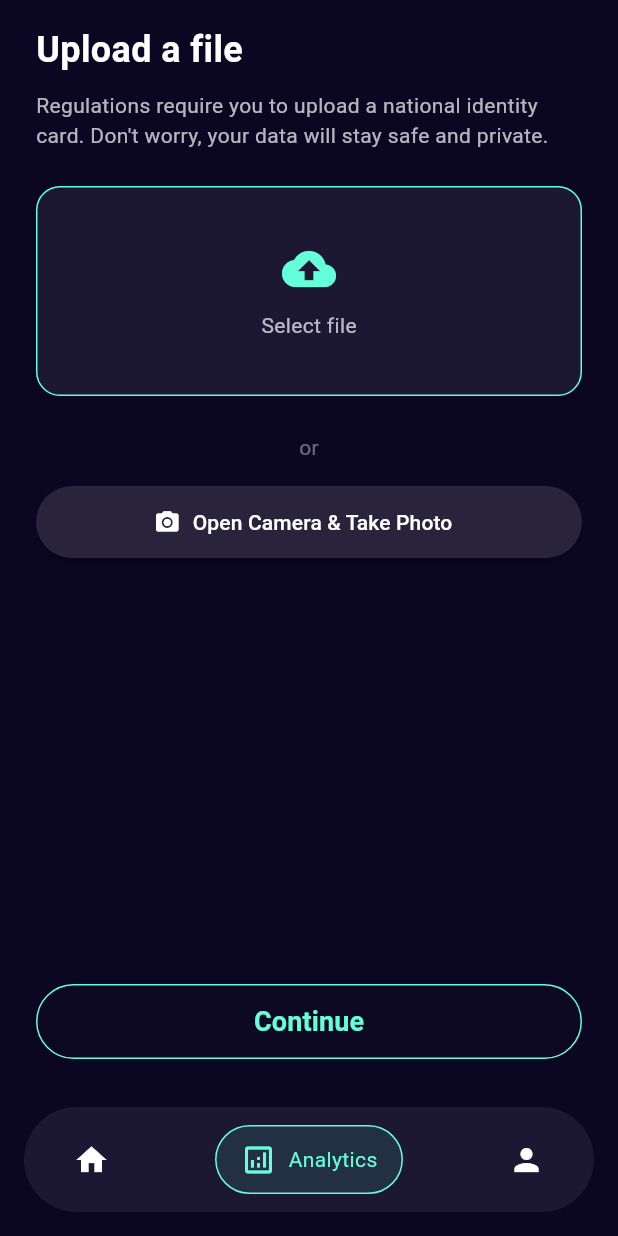
After one commit to JoseCarlos831/EasyTrainer, a Flutter app: the MainNavigation screen opened by its route, item 2 of the bottom bar chosen, after a tap on "Select file", on a phone screen of 412 x 824 dp. The commit adds this screen. Run offline on Flutter 3.47's test engine with Material 3 defaults, Android fonts, the phone set to English and light mode, and no system bars; our stand-ins replace google_fonts, image_picker; network calls fail.

Commit message:
Atualizaçoes 0.7

```diff
--- a/lib/main.dart
+++ b/lib/main.dart
@@ -1,6 +1,8 @@
 import 'package:flutter/material.dart';
 import 'package:personalapp/src/personaltariner_app.dart';
 
+
 void main() {
-  runApp(const PersonaltrainerApp());
+  runApp(const PersonaltrainerApp(
+  ));
 }
--- /dev/null
+++ b/lib/src/pages/analytics_page.dart
@@ -0,0 +1,144 @@
+import 'package:flutter/material.dart';
+import 'package:image_picker/image_picker.dart';
+import 'dart:io';
+
+class AnalyticsPage extends StatefulWidget {
+  const AnalyticsPage({super.key});
+
+  @override
+  State<AnalyticsPage> createState() => _AnalyticsPageState();
+}
+
+class _AnalyticsPageState extends State<AnalyticsPage> {
+  File? _selectedFile;
+
+  Future<void> _pickFile() async {
+    final result = await ImagePicker().pickImage(source: ImageSource.gallery);
+    if (result != null) {
+      setState(() {
+        _selectedFile = File(result.path);
+      });
+    }
+  }
+
+  Future<void> _openCamera() async {
+    final result = await ImagePicker().pickImage(source: ImageSource.camera);
+    if (result != null) {
+      setState(() {
+        _selectedFile = File(result.path);
+      });
+    }
+  }
+
+  void _continue() {
+    if (_selectedFile != null) {
+      ScaffoldMessenger.of(context).showSnackBar(
+        const SnackBar(content: Text("File uploaded successfully!")),
+      );
+    }
+  }
+
+  @override
+  Widget build(BuildContext context) {
+    return Scaffold(
+      backgroundColor: const Color(0xFF0B0622),
+      body: SafeArea(
+        child: Padding(
+          padding: const EdgeInsets.symmetric(horizontal: 24, vertical: 16),
+          child: Column(
+            crossAxisAlignment: CrossAxisAlignment.start,
+            children: [
+              const Text(
+                "Upload a file",
+                style: TextStyle(color: Colors.white, fontSize: 24, fontWeight: FontWeight.bold),
+              ),
+              const SizedBox(height: 10),
+              const Text(
+                "Regulations require you to upload a national identity card. Don't worry, your data will stay safe and private.",
+                style: TextStyle(color: Colors.white70, fontSize: 14),
+              ),
+              const SizedBox(height: 24),
+
+              // File Selection Area
+              GestureDetector(
+                onTap: _pickFile,
+                child: Container(
+                  height: 140,
+                  width: double.infinity,
+                  decoration: BoxDecoration(
+                    color: const Color(0xFF1C1732),
+                    border: Border.all(color: Colors.tealAccent),
+                    borderRadius: BorderRadius.circular(16),
+                  ),
+                  child: Center(
+                    child: _selectedFile != null
+                        ? Text(
+                            "File: ${_selectedFile!.path.split('/').last}",
+                            style: const TextStyle(color: Colors.white70),
+                          )
+                        : Column(
+                            mainAxisAlignment: MainAxisAlignment.center,
+                            children: const [
+                              Icon(Icons.cloud_upload, color: Colors.tealAccent, size: 36),
+                              SizedBox(height: 10),
+                              Text("Select file", style: TextStyle(color: Colors.white70)),
+                            ],
+                          ),
+                  ),
+                ),
+              ),
+
+              const SizedBox(height: 24),
+              const Center(child: Text("or", style: TextStyle(color: Colors.white38))),
+              const SizedBox(height: 16),
+
+              // Camera Button
+              SizedBox(
+                width: double.infinity,
+                height: 48,
+                child: ElevatedButton.icon(
+                  style: ElevatedButton.styleFrom(
+                    backgroundColor: const Color(0xFF29243B),
+                    shape: RoundedRectangleBorder(borderRadius: BorderRadius.circular(30)),
+                  ),
+                  onPressed: _openCamera,
+                  icon: const Icon(Icons.photo_camera, color: Colors.white),
+                  label: const Text(
+                    "Open Camera & Take Photo",
+                    style: TextStyle(color: Colors.white),
+                  ),
+                ),
+              ),
+
+              const Spacer(),
+
+              // Continue Button
+              SizedBox(
+                width: double.infinity,
+                height: 50,
+                child: ElevatedButton(
+                  onPressed: _selectedFile != null ? _continue : null,
+                  style: ElevatedButton.styleFrom(
+
+                    side: BorderSide(color: Colors.tealAccent),
+                    shape: RoundedRectangleBorder(
+                      borderRadius: BorderRadius.circular(40),
+                    ),
+                  ),
+                  child: Text(
+                    "Continue",
+                    style: TextStyle(
+                      color: Colors.tealAccent,
+                      fontSize: 18,
+                      fontWeight: FontWeight.bold,
+                    ),
+                  ),
+                ),
+              ),
+            ],
+          ),
+        ),
+      ),
+    );
+  }
+}
--- /dev/null
+++ b/lib/src/pages/home_page.dart
@@ -0,0 +1,389 @@
+import 'package:flutter/material.dart';
+
+class HomePage extends StatefulWidget {
+  const HomePage({super.key});
+
+  @override
+  State<HomePage> createState() => _HomePageState();
+}
+
+class _HomePageState extends State<HomePage> {
+  int _selectedTab = 0;    // 0 = Routine, 1 = Workout
+  int _selectedDay = 1;    // índice do dia selecionado
+
+  final List<String> _days = [
+    'Wed 21', 'Thu 22', 'Fri 23', 'Sat 24', 'Sun 25', 'Mon 26'
+  ];
+
+  @override
+  Widget build(BuildContext context) {
+    return Scaffold(
+      backgroundColor: const Color(0xFF0B0622),
+      body: SafeArea(
+        child: SingleChildScrollView(
+          padding: const EdgeInsets.symmetric(horizontal: 20, vertical: 16),
+          child: Column(
+            crossAxisAlignment: CrossAxisAlignment.start,
+            children: [
+              _buildHeader(),
+              const SizedBox(height: 20),
+              _buildSearchBar(),
+              const SizedBox(height: 20),
+              _buildTabs(),
+              const SizedBox(height: 20),
+              _buildDaysSelector(),
+              const SizedBox(height: 20),
+              _selectedTab == 0 ? _buildWorkoutSection() : _buildTrainingAndExercises(),
+            ],
+          ),
+        ),
+      ),
+    );
+  }
+
+
+  Widget _buildHeader() {
+    return Row(
+      mainAxisAlignment: MainAxisAlignment.spaceBetween,
+      children: [
+        Row(
+          children: [
+            const CircleAvatar(
+              radius: 20,
+              backgroundImage: NetworkImage(
+                  'https://images.unsplash.com/photo-1614283254649-bf98d3d7bb9a?ixlib=rb-4.0.3&ixid=MnwxMjA3fDB8MHxzZWFyY2h8MXx8d29tYW58ZW58MHx8MHx8&auto=format&fit=crop&w=500&q=60'),
+            ),
+            const SizedBox(width: 10),
+            Column(
+              crossAxisAlignment: CrossAxisAlignment.start,
+              children: const [
+                Text(
+                  'Hi, Jonathan',
+                  style: TextStyle(
+                      color: Colors.white,
+                      fontSize: 18,
+                      fontWeight: FontWeight.bold),
+                ),
+                Text(
+                  "What's your plan for today?",
+                  style: TextStyle(color: Colors.white70, fontSize: 14),
+                ),
+              ],
+            ),
+          ],
+        ),
+        IconButton(
+          icon: const Icon(Icons.notifications_none, color: Colors.white),
+          onPressed: () {},
+        ),
+      ],
+    );
+  }
+
+  Widget _buildSearchBar() {
+    return Container(
+      padding: const EdgeInsets.symmetric(horizontal: 16),
+      decoration: BoxDecoration(
+        color: const Color(0xFF1C1732),
+        borderRadius: BorderRadius.circular(12),
+      ),
+      child: Row(
+        children: [
+          const Icon(Icons.search, color: Colors.white70),
+          const SizedBox(width: 10),
+          Expanded(
+            child: TextField(
+              style: const TextStyle(color: Colors.white),
+              decoration: const InputDecoration(
+                hintText: "Search Here",
+                hintStyle: TextStyle(color: Colors.white38),
+                border: InputBorder.none,
+              ),
+            ),
+          ),
+          const Icon(Icons.filter_list, color: Colors.white70),
+        ],
+      ),
+    );
+  }
+
+  Widget _buildTabs() {
+    return Row(
+      mainAxisAlignment: MainAxisAlignment.center,
+      children: [
+        _tabItem(0, Icons.event_note, "Routine"),
+        const SizedBox(width: 20),
+        _tabItem(1, Icons.fitness_center, "Workout"),
+      ],
+    );
+  }
+
+  Widget _tabItem(int index, IconData icon, String label) {
+    final bool selected = _selectedTab == index;
+    return GestureDetector(
+      onTap: () {
+        setState(() {
+          _selectedTab = index;
+        });
+      },
+      child: Column(
+        children: [
+          Icon(icon,
+              color: selected ? Colors.tealAccent : Colors.white54, size: 30),
+          const SizedBox(height: 4),
+          Text(
+            label,
+            style: TextStyle(
+                color: selected ? Colors.tealAccent : Colors.white54,
+                fontWeight: FontWeight.bold),
+          ),
+        ],
+      ),
+    );
+  }
+
+  Widget _buildDaysSelector() {
+    return SizedBox(
+      height: 40,
+      child: ListView.builder(
+        scrollDirection: Axis.horizontal,
+        itemCount: _days.length,
+        itemBuilder: (context, index) {
+          final bool selected = index == _selectedDay;
+          return GestureDetector(
+            onTap: () {
+              setState(() {
+                _selectedDay = index;
+              });
+            },
+            child: Container(
+              margin: const EdgeInsets.only(right: 12),
+              padding: const EdgeInsets.symmetric(horizontal: 16),
+              decoration: BoxDecoration(
+                color: selected ? Colors.tealAccent : const Color(0xFF1C1732),
+                borderRadius: BorderRadius.circular(12),
+              ),
+              alignment: Alignment.center,
+              child: Text(
+                _days[index],
+                style: TextStyle(
+                  color: selected ? Colors.black : Colors.white70,
+                  fontWeight: FontWeight.bold,
+                ),
+              ),
+            ),
+          );
+        },
+      ),
+    );
+  }
+
+  Widget _buildWorkoutSection() {
+    return Column(
+      crossAxisAlignment: CrossAxisAlignment.start,
+      children: [
+        const Text(
+          "Workout Plan",
+          style: TextStyle(color: Colors.white, fontSize: 20, fontWeight: FontWeight.bold),
+        ),
+        const SizedBox(height: 12),
+        _workoutCard('Muscular Workout', 'Upper Back', 'assets/workout1.png', 0.75),
+        const SizedBox(height: 16),
+        _workoutCard('Muscular Workout', 'Upper Back', 'assets/workout2.png', 0.45),
+      ],
+    );
+  }
+
+  Widget _buildTrainingAndExercises() {
+  final List<Map<String, dynamic>> categories = [
+    {'label': 'Upper Back', 'icon': Icons.fitness_center},
+    {'label': 'Pectoral', 'icon': Icons.sports_gymnastics},
+    {'label': 'Shoulder', 'icon': Icons.accessibility_new},
+    {'label': 'Legs', 'icon': Icons.directions_run},
+    {'label': 'Full Body', 'icon': Icons.accessibility},
+  ];
+
+  final List<Map<String, dynamic>> exercises = [
+    {
+      'title': 'High Pulley Crossover',
+      'image': 'assets/exercise1.png',
+      'series': '4x',
+      'reps': '10rp',
+      'rest': '1:30 min',
+      'done': true,
+    },
+    {
+      'title': 'Supino Inclinado',
+      'image': 'assets/exercise2.png',
+      'series': '3x',
+      'reps': '8rp',
+      'rest': '2.00 min',
+      'done': true,
+    },
+    {
+      'title': 'Supino Reto',
+      'image': 'assets/exercise3.png',
+      'series': '3x',
+      'reps': '8rp',
+      'rest': '2.00 min',
+      'done': false,
+    },
+  ];
+
+  return Column(
+    crossAxisAlignment: CrossAxisAlignment.start,
+    children: [
+      const SizedBox(height: 24),
+      const Text(
+        "Training",
+        style: TextStyle(color: Colors.white, fontSize: 20, fontWeight: FontWeight.bold),
+      ),
+      const SizedBox(height: 12),
+
+      // Categorias
+      SizedBox(
+        height: 90,
+        child: ListView.separated(
+          scrollDirection: Axis.horizontal,
+          itemCount: categories.length,
+          separatorBuilder: (_, __) => SizedBox(width: 12),
+          itemBuilder: (context, i) {
+            return Column(
+              children: [
+                CircleAvatar(
+                  backgroundColor: Colors.tealAccent.withOpacity(0.1),
+                  child: Icon(categories[i]['icon'], color: Colors.tealAccent),
+                ),
+                SizedBox(height: 6),
+                Text(categories[i]['label'],
+                    style: TextStyle(color: Colors.white70, fontSize: 12)),
+              ],
+            );
+          },
+        ),
+      ),
+
+      const SizedBox(height: 20),
+      const Text(
+        "Exercises",
+        style: TextStyle(color: Colors.white, fontSize: 20, fontWeight: FontWeight.bold),
+      ),
+      const SizedBox(height: 12),
+
+      // Exercícios
+      ...exercises.map((ex) => _exerciseCard(ex)).toList(),
+    ],
+  );
+}
+
+Widget _exerciseCard(Map<String, dynamic> ex) {
+  return Container(
+    margin: const EdgeInsets.only(bottom: 16),
+    padding: const EdgeInsets.all(12),
+    decoration: BoxDecoration(
+      color: const Color(0xFF1C1732),
+      borderRadius: BorderRadius.circular(16),
+    ),
+    child: Row(
+      children: [
+        ClipRRect(
+          borderRadius: BorderRadius.circular(12),
+          child: Image.asset(
+            ex['image'],
+            width: 90,
+            height: 90,
+            fit: BoxFit.cover,
+          ),
+        ),
+        const SizedBox(width: 16),
+        Expanded(
+          child: Column(
+            crossAxisAlignment: CrossAxisAlignment.start,
+            children: [
+              Text(ex['title'],
+                  style: const TextStyle(
+                      color: Colors.white,
+                      fontWeight: FontWeight.bold,
+                      fontSize: 16)),
+              const SizedBox(height: 6),
+              Row(
+                children: [
+                  _infoText("Séries", ex['series']),
+                  _infoText("Repetições", ex['reps']),
+                  _infoText("Descanso", ex['rest']),
+                ],
+              ),
+            ],
+          ),
+        ),
+        if (ex['done'])
+          const Icon(Icons.check_circle, color: Colors.tealAccent),
+      ],
+    ),
+  );
+}
+
+Widget _infoText(String label, String value) {
+  return Padding(
+    padding: const EdgeInsets.only(right: 12),
+    child: Column(
+      crossAxisAlignment: CrossAxisAlignment.start,
+      children: [
+        Text(label, style: const TextStyle(color: Colors.white54, fontSize: 10)),
+        Text(value, style: const TextStyle(color: Colors.white, fontSize: 12)),
+      ],
+    ),
+  );
+}
+
+
+  Widget _workoutCard(String title, String subtitle, String imagePath, double progress) {
+    return Container(
+      height: 150,
+      decoration: BoxDecoration(
+        color: const Color(0xFF1C1732),
+        borderRadius: BorderRadius.circular(16),
+      ),
+      child: Row(
+        children: [
+          ClipRRect(
+            borderRadius: const BorderRadius.horizontal(left: Radius.circular(16)),
+            child: Image.asset(imagePath, width: 120, height: 150, fit: BoxFit.cover),
+          ),
+          Expanded(
+            child: Padding(
+              padding: const EdgeInsets.symmetric(horizontal: 16, vertical: 12),
+              child: Column(
+                crossAxisAlignment: CrossAxisAlignment.start,
+                children: [
+                  Text(title,
+                      style: const TextStyle(color: Colors.white, fontSize: 18, fontWeight: FontWeight.bold)),
+                  const SizedBox(height: 4),
+                  Text(subtitle, style: const TextStyle(color: Colors.white70)),
+                  const Spacer(),
+                  Stack(
+                    alignment: Alignment.center,
+                    children: [
+                      SizedBox(
+                        width: 40,
+                        height: 40,
+                        child: CircularProgressIndicator(
+                          value: progress,
+                          backgroundColor: Colors.white24,
+                          valueColor: const AlwaysStoppedAnimation(Colors.tealAccent),
+                          strokeWidth: 4,
+                        ),
+                      ),
+                      Text('${(progress * 100).toInt()}%',
+                          style: const TextStyle(color: Colors.white)),
+                    ],
+                  ),
+                ],
+              ),
+            ),
+          ),
+        ],
+      ),
+    );
+  }
+}
--- a/lib/src/pages/login_page.dart
+++ b/lib/src/pages/login_page.dart
@@ -61,7 +61,7 @@ class LoginPage extends StatelessWidget {
                     // Adicione aqui qualquer lógica de validação de login antes da navegação
                     Navigator.pushNamedAndRemoveUntil(
                       context,
-                      '/profile', // Rota para a tela de perfil
+                      '/main', // Rota para a tela de perfil
                       (route) =>
                           false, // Remove todas as rotas anteriores da pilha
                     );
--- /dev/null
+++ b/lib/src/widgets/main_navigation.dart
@@ -0,0 +1,79 @@
+import 'package:flutter/material.dart';
+import 'package:personalapp/src/pages/home_page.dart';
+import 'package:personalapp/src/pages/profile_page.dart';// substitua pelo caminho correto
+import 'package:personalapp/src/pages/analytics_page.dart';
+class MainNavigation extends StatefulWidget {
+  const MainNavigation({super.key});
+
+  @override
+  State<MainNavigation> createState() => _MainNavigationState();
+}
+
+class _MainNavigationState extends State<MainNavigation> {
+  int _selectedIndex = 0;
+
+  final List<Widget> _pages = [
+    HomePage(),
+    AnalyticsPage(),
+    ProfileScreen(),
+  ];
+
+  final List<String> _labels = ["Home", "Analytics", "Profile"];
+  final List<IconData> _icons = [Icons.home, Icons.analytics_outlined, Icons.person];
+
+  @override
+  Widget build(BuildContext context) {
+    return Scaffold(
+      backgroundColor: const Color(0xFF0B0622),
+      body: _pages[_selectedIndex],
+      bottomNavigationBar: Padding(
+        padding: const EdgeInsets.all(16),
+        child: Container(
+          padding: const EdgeInsets.symmetric(horizontal: 16),
+          height: 70,
+          decoration: BoxDecoration(
+            color: const Color(0xFF1C1732),
+            borderRadius: BorderRadius.circular(40),
+          ),
+          child: Row(
+            mainAxisAlignment: MainAxisAlignment.spaceBetween,
+            children: List.generate(3, (index) {
+              final bool isSelected = index == _selectedIndex;
+              return GestureDetector(
+                onTap: () {
+                  setState(() {
+                    _selectedIndex = index;
+                  });
+                },
+                child: AnimatedContainer(
+                  duration: const Duration(milliseconds: 300),
+                  padding: const EdgeInsets.symmetric(horizontal: 16, vertical: 10),
+                  decoration: BoxDecoration(
+                    color: isSelected ? Colors.tealAccent.withOpacity(0.1) : Colors.transparent,
+                    borderRadius: BorderRadius.circular(30),
+                    border: isSelected
+                        ? Border.all(color: Colors.tealAccent)
+                        : Border.all(color: Colors.transparent),
+                  ),
+                  child: Row(
+                    children: [
+                      Icon(_icons[index],
+                          color: isSelected ? Colors.tealAccent : Colors.white),
+                      if (isSelected) ...[
+                        const SizedBox(width: 8),
+                        Text(
+                          _labels[index],
+                          style: const TextStyle(color: Colors.tealAccent),
+                        ),
+                      ],
+                    ],
+                  ),
+                ),
+              );
+            }),
+          ),
+        ),
+      ),
+    );
+  }
+}
--- a/pubspec.yaml
+++ b/pubspec.yaml
@@ -62,6 +62,7 @@ flutter:
   # To add assets to your application, add an assets section, like this:
   assets:
     - assets/imagem/TelaLogin.png
+    - assets/imagem/workout1.jpg
 
   # An image asset can refer to one or more resolution-specific "variants", see
   # https://flutter.dev/to/resolution-aware-images
```
Also changed, not shown: lib/src/pages/edit_profile_page.dart (+1 -7 lines), lib/src/pages/profile_page.dart (+1 -12 lines), lib/src/pages/teste.txt (added, +31 -0 lines), lib/src/personaltariner_app.dart (+7 -0 lines), assets/imagem/workout1.jpg (added).
